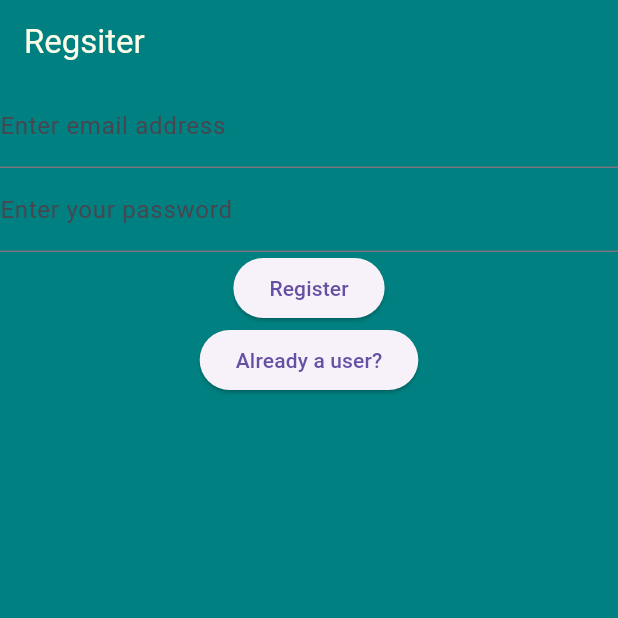
After one commit to Deadlock-exe/c12-track-app, a Flutter app: the screen it shows after launch, after a tap on "New user? Regsiter now", on a phone screen of 412 x 824 dp, the top half of it. The commit adds this screen. Run offline on Flutter 3.47's test engine with Material 3 defaults, Android fonts, the phone set to English and light mode, and no system bars; our stand-ins replace firebase_auth, firebase_core; accounts and stored records are empty; network calls fail.

Commit message:
added login and signup

```diff
--- a/lib/main.dart
+++ b/lib/main.dart
@@ -1,10 +1,53 @@
-import 'package:c12_track/main_ui/pages/homepage.dart';
+import 'package:c12_track/main_ui/constants.routes.dart';
+import 'package:c12_track/main_ui/pages/email_verification.dart';
+import 'package:firebase_core/firebase_core.dart';
 import 'package:flutter/material.dart';
+import 'package:c12_track/main_ui/pages/home_page.dart';
+import 'package:c12_track/main_ui/pages/login_page.dart';
+import 'package:c12_track/main_ui/pages/register_page.dart';
+import 'package:firebase_auth/firebase_auth.dart';
 
 void main() {
+  WidgetsFlutterBinding.ensureInitialized();
   runApp(
-    const MaterialApp(
-      home: HomePage(),
-    ),
+    MaterialApp(
+        theme: ThemeData(
+          useMaterial3: true,
+        ),
+        home: const MainScreen(),
+        routes: {
+          loginRoute: (context) => const LoginPage(),
+          registerRoute: (context) => const RegisterPage(),
+          emailVerifyRoute: (context) => const EmailVerification(),
+          homeRoute: (context) => const HomePage(),
+        }),
   );
 }
+
+class MainScreen extends StatelessWidget {
+  const MainScreen({super.key});
+
+  @override
+  Widget build(BuildContext context) {
+    return FutureBuilder(
+      future: Firebase.initializeApp(),
+      builder: (context, snapshot) {
+        switch (snapshot.connectionState) {
+          case ConnectionState.done:
+            final user = FirebaseAuth.instance.currentUser;
+            if (user != null) {
+              if (user.emailVerified) {
+                return const HomePage();
+              } else {
+                return const EmailVerification();
+              }
+            } else {
+              return const LoginPage();
+            }
+          default:
+            return const CircularProgressIndicator();
+        }
+      },
+    );
+  }
+}
--- /dev/null
+++ b/lib/main_ui/constants.routes.dart
@@ -0,0 +1,4 @@
+const loginRoute = '/login/';
+const registerRoute = '/register/';
+const emailVerifyRoute = '/verify/';
+const homeRoute = '/home/';
--- /dev/null
+++ b/lib/main_ui/pages/login_page.dart
@@ -0,0 +1,96 @@
+import 'package:c12_track/main_ui/constants.routes.dart';
+import 'package:firebase_auth/firebase_auth.dart';
+import 'package:flutter/material.dart';
+
+class LoginPage extends StatefulWidget {
+  const LoginPage({super.key});
+
+  @override
+  State<LoginPage> createState() => _LoginPageState();
+}
+
+class _LoginPageState extends State<LoginPage> {
+  late final TextEditingController _email;
+  late final TextEditingController _password;
+
+  @override
+  void initState() {
+    _email = TextEditingController();
+    _password = TextEditingController();
+    super.initState();
+  }
+
+  @override
+  void dispose() {
+    _email.dispose();
+    _password.dispose();
+    super.dispose();
+  }
+
+  @override
+  Widget build(BuildContext context) {
+    return Scaffold(
+      backgroundColor: const Color(0xFF008080),
+      appBar: AppBar(
+        title: const Text("Login"),
+        backgroundColor: const Color(0xFF008080),
+        foregroundColor: const Color(0xFFFDFCE9),
+      ),
+      body: Column(
+        children: [
+          TextField(
+            controller: _email,
+            autocorrect: false,
+            keyboardType: TextInputType.emailAddress,
+            decoration: const InputDecoration(
+              label: Text("Enter email address"),
+            ),
+          ),
+          TextField(
+            controller: _password,
+            obscureText: true,
+            autocorrect: false,
+            enableSuggestions: false,
+            decoration: const InputDecoration(
+              label: Text("Enter your password"),
+            ),
+          ),
+          ElevatedButton(
+            onPressed: () async {
+              final email = _email.text;
+              final password = _password.text;
+
+              await FirebaseAuth.instance.signInWithEmailAndPassword(
+                email: email,
+                password: password,
+              );
+              final user = FirebaseAuth.instance.currentUser;
+              if (user?.emailVerified ?? false) {
+                // ignore: use_build_context_synchronously
+                Navigator.of(context).pushNamedAndRemoveUntil(
+                  homeRoute,
+                  (route) => false,
+                );
+              } else {
+                // ignore: use_build_context_synchronously
+                Navigator.of(context).pushNamed(
+                  emailVerifyRoute,
+                );
+              }
+            },
+            child: const Text("Login"),
+          ),
+          ElevatedButton(
+            onPressed: () {
+              Navigator.of(context).pushNamedAndRemoveUntil(
+                registerRoute,
+                (route) => false,
+              );
+            },
+            child: const Text("New user? Regsiter now"),
+          ),
+        ],
+      ),
+    );
+  }
+}
--- /dev/null
+++ b/lib/main_ui/pages/register_page.dart
@@ -0,0 +1,89 @@
+import 'package:c12_track/main_ui/constants.routes.dart';
+import 'package:firebase_auth/firebase_auth.dart';
+import 'package:flutter/material.dart';
+
+class RegisterPage extends StatefulWidget {
+  const RegisterPage({super.key});
+
+  @override
+  State<RegisterPage> createState() => _RegisterPageState();
+}
+
+class _RegisterPageState extends State<RegisterPage> {
+  late final TextEditingController _email;
+  late final TextEditingController _password;
+
+  @override
+  void initState() {
+    _email = TextEditingController();
+    _password = TextEditingController();
+    super.initState();
+  }
+
+  @override
+  void dispose() {
+    _email.dispose();
+    _password.dispose();
+    super.dispose();
+  }
+
+  @override
+  Widget build(BuildContext context) {
+    return Scaffold(
+      backgroundColor: const Color(0xFF008080),
+      appBar: AppBar(
+        title: const Text("Regsiter"),
+        backgroundColor: const Color(0xFF008080),
+        foregroundColor: const Color(0xFFFDFCE9),
+      ),
+      body: Column(
+        children: [
+          TextField(
+            controller: _email,
+            autocorrect: false,
+            keyboardType: TextInputType.emailAddress,
+            decoration: const InputDecoration(
+              label: Text("Enter email address"),
+            ),
+          ),
+          TextField(
+            controller: _password,
+            obscureText: true,
+            autocorrect: false,
+            enableSuggestions: false,
+            decoration: const InputDecoration(
+              label: Text("Enter your password"),
+            ),
+          ),
+          ElevatedButton(
+            onPressed: () async {
+              final email = _email.text;
+              final password = _password.text;
+
+              await FirebaseAuth.instance.createUserWithEmailAndPassword(
+                email: email,
+                password: password,
+              );
+              final user = FirebaseAuth.instance.currentUser;
+              user?.sendEmailVerification();
+              // ignore: use_build_context_synchronously
+              Navigator.of(context).pushNamed(
+                emailVerifyRoute,
+              );
+            },
+            child: const Text("Register"),
+          ),
+          ElevatedButton(
+            onPressed: () {
+              Navigator.of(context).pushNamedAndRemoveUntil(
+                loginRoute,
+                (route) => false,
+              );
+            },
+            child: const Text("Already a user?"),
+          ),
+        ],
+      ),
+    );
+  }
+}
```
Also changed, not shown: lib/main_ui/pages/email_verification.dart (added, +43 -0 lines), lib/main_ui/pages/home_page.dart (renamed from lib/main_ui/pages/homepage.dart), 1 other file.
